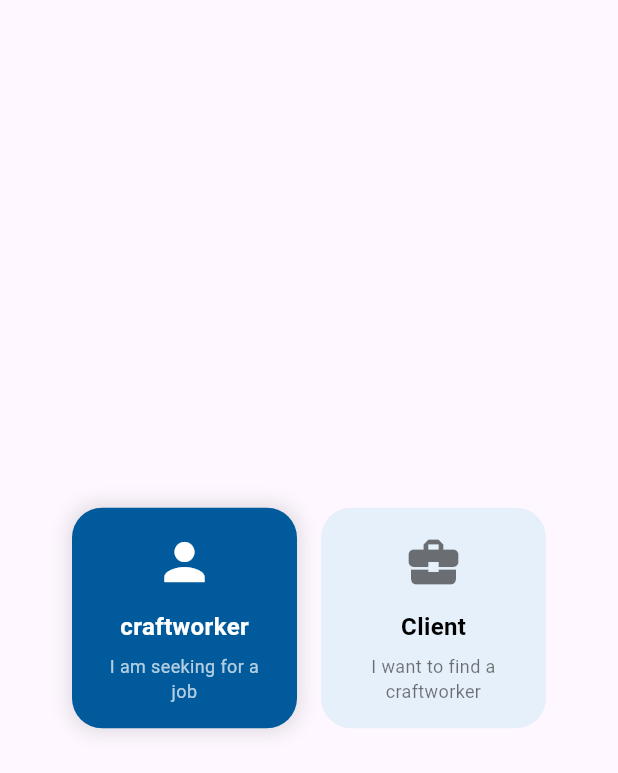
After one commit to ShimaaElnaggar/caftworks-app, a Flutter app: the ChooseUserTypeView screen opened by its route, on a phone screen of 412 x 824 dp. The commit adds this screen. Shown: the top 773 px of the screen. Run offline on Flutter 3.47's test engine with Material 3 defaults, Android fonts, the light colour scheme and no system bars; our stand-ins replace shared_preferences; accounts and stored records are empty.

Commit message:
feat(auth): add user type selection view

```diff
--- a/lib/main.dart
+++ b/lib/main.dart
@@ -1,9 +1,10 @@
 import 'package:craftworks_app/l10n/app_localizations.dart';
+import 'package:craftworks_app/views/choose_user_type_view.dart';
+import 'package:craftworks_app/views/language_theme_toggle_view.dart';
 import 'package:flutter_localizations/flutter_localizations.dart';
 import 'package:craftworks_app/providers/language_provider.dart';
 import 'package:craftworks_app/providers/theme_provider.dart';
 import 'package:craftworks_app/services/preferences_services.dart';
-import 'package:craftworks_app/views/language_theme_toggle_view.dart';
 import 'package:flutter/material.dart';
 import 'package:provider/provider.dart';
 
@@ -59,7 +60,11 @@ class MyApp extends StatelessWidget {
         }
         return supportedLocales.first;
       },
-      home: LanguageThemeToggleView(),
+      initialRoute: '/language_theme',
+      routes: {
+        '/language_theme': (context) => LanguageThemeToggleView(),
+        '/choose_user': (context) => ChooseUserTypeView(),
+      },
     );
   }
 }
--- /dev/null
+++ b/lib/views/choose_user_type_view.dart
@@ -0,0 +1,42 @@
+import 'package:craftworks_app/widgets/user_type_widget.dart';
+import 'package:flutter/material.dart';
+
+class ChooseUserTypeView extends StatefulWidget {
+  const ChooseUserTypeView({super.key});
+
+  @override
+  State<ChooseUserTypeView> createState() => _ChooseUserTypeViewState();
+}
+
+class _ChooseUserTypeViewState extends State<ChooseUserTypeView> {
+  String selectedRole = 'craftworker';
+  @override
+  Widget build(BuildContext context) {
+    return Scaffold(
+      body: Center(
+        child: Row(
+          mainAxisAlignment: MainAxisAlignment.center,
+          children: [
+            UserTypeWidget(
+              title: 'craftworker',
+              subTitle: 'I am seeking for a job',
+              icon: Icons.person,
+              value: 'craftworker',
+              selectedRole: selectedRole,
+              onTap: () => setState(() => selectedRole = 'craftworker'),
+            ),
+            const SizedBox(width: 16),
+            UserTypeWidget(
+              title: 'Client',
+              subTitle: 'I want to find a craftworker',
+              icon: Icons.business_center,
+              value: 'client',
+              selectedRole: selectedRole,
+              onTap: () => setState(() => selectedRole = 'client'),
+            ),
+          ],
+        ),
+      ),
+    );
+  }
+}
--- /dev/null
+++ b/lib/widgets/user_type_widget.dart
@@ -0,0 +1,69 @@
+import 'package:flutter/material.dart';
+
+class UserTypeWidget extends StatelessWidget {
+  final String title;
+  final String subTitle;
+  final IconData icon;
+  final String value;
+  final String selectedRole;
+  final VoidCallback onTap;
+
+  const UserTypeWidget({
+    super.key,
+    required this.title,
+    required this.subTitle,
+    required this.icon,
+    required this.value,
+    required this.selectedRole,
+    required this.onTap,
+  });
+
+  @override
+  Widget build(BuildContext context) {
+    final bool isSelected = selectedRole == value;
+
+    return GestureDetector(
+      onTap: onTap,
+      child: Container(
+        width: 150,
+        padding: const EdgeInsets.all(16),
+        decoration: BoxDecoration(
+          color: isSelected ? const Color(0xFF005A9C) : const Color(0xFFE6F0FA),
+          borderRadius: BorderRadius.circular(20),
+          boxShadow: [
+            if (isSelected)
+              BoxShadow(color: Colors.black12, blurRadius: 10, spreadRadius: 2),
+          ],
+        ),
+        child: Column(
+          mainAxisSize: MainAxisSize.min,
+          children: [
+            Icon(
+              icon,
+              size: 40,
+              color: isSelected ? Colors.white : Colors.black54,
+            ),
+            const SizedBox(height: 12),
+            Text(
+              title,
+              style: TextStyle(
+                fontSize: 16,
+                fontWeight: FontWeight.bold,
+                color: isSelected ? Colors.white : Colors.black,
+              ),
+            ),
+            const SizedBox(height: 6),
+            Text(
+              subTitle,
+              textAlign: TextAlign.center,
+              style: TextStyle(
+                fontSize: 12,
+                color: isSelected ? Colors.white70 : Colors.black54,
+              ),
+            ),
+          ],
+        ),
+      ),
+    );
+  }
+}
```
